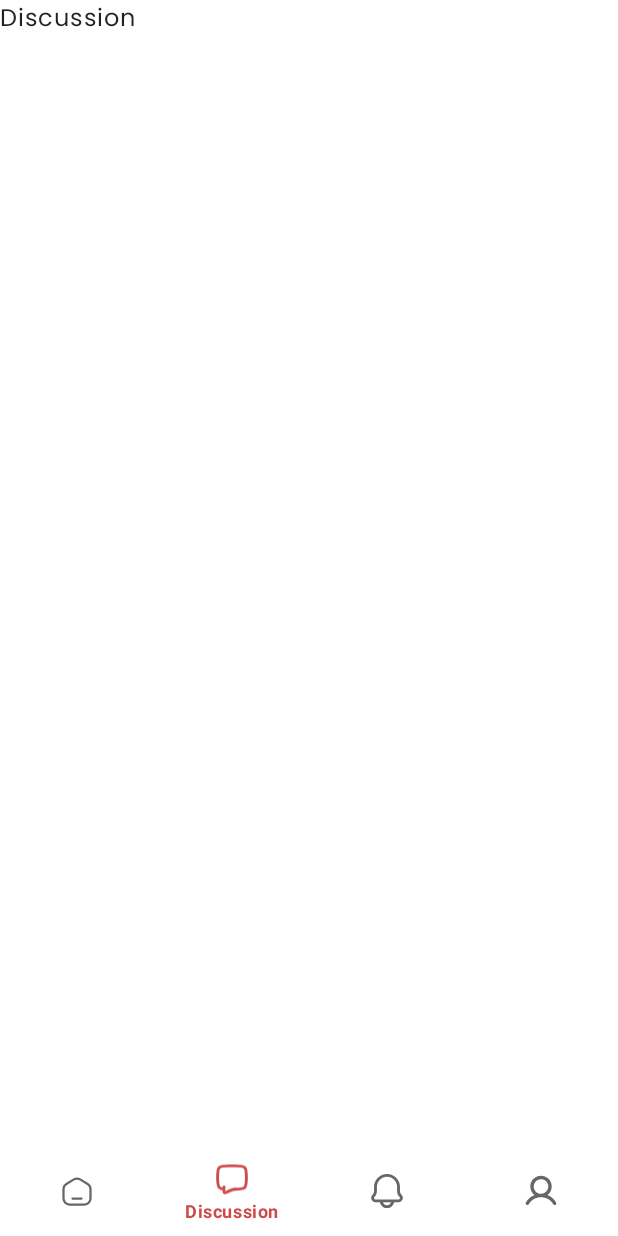
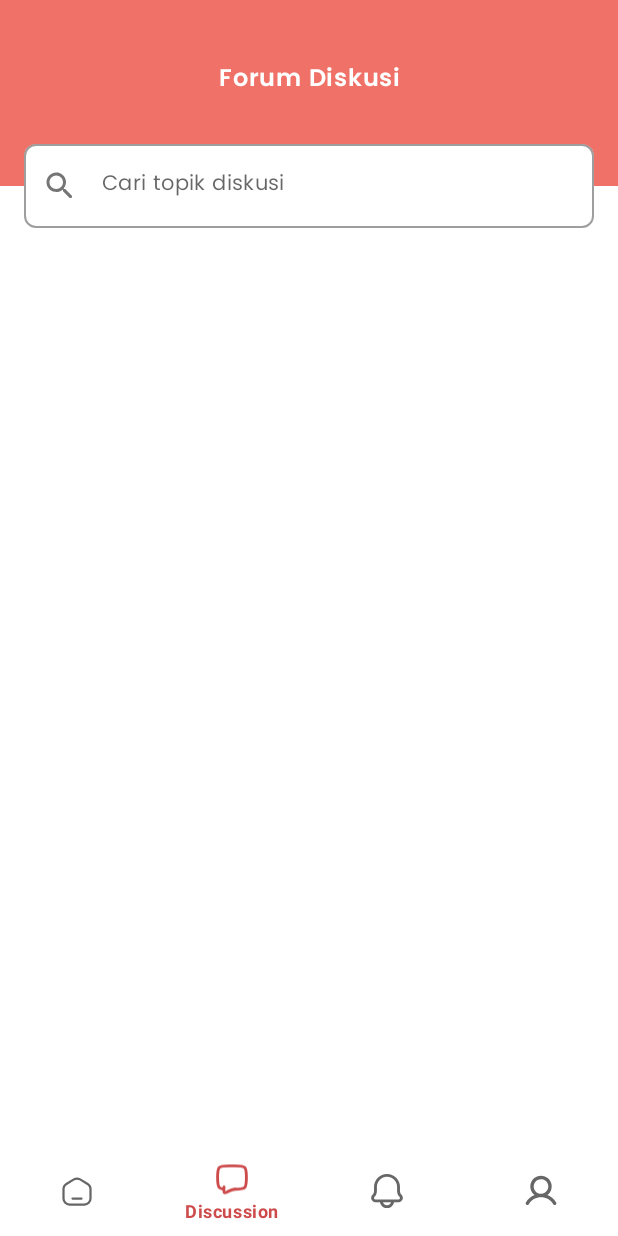
Before and after one commit to wiryadev/SiavoUNJ, an Android app built with Jetpack Compose: the DiscussionFragment screen opened through its navigation route, on a phone screen of 412 x 824 dp. Before the commit the screen is almost empty. Run offline under Robolectric (Android 15) with nearby library versions, the phone set to English and light mode, and no system bars; our stand-ins replace constraintlayout-compose, navigation-ui.

Commit message:
create discussion header

```diff
--- a/app/src/main/java/com/wiryadev/siavounj/ui/components/SearchBar.kt
+++ b/app/src/main/java/com/wiryadev/siavounj/ui/components/SearchBar.kt
@@ -4,10 +4,7 @@ import androidx.compose.foundation.background
 import androidx.compose.foundation.layout.Box
 import androidx.compose.foundation.layout.fillMaxWidth
 import androidx.compose.foundation.layout.padding
-import androidx.compose.material.Icon
-import androidx.compose.material.MaterialTheme
-import androidx.compose.material.OutlinedTextField
-import androidx.compose.material.Text
+import androidx.compose.material.*
 import androidx.compose.material.icons.Icons
 import androidx.compose.material.icons.rounded.Search
 import androidx.compose.runtime.Composable
@@ -22,15 +19,15 @@ import com.wiryadev.siavounj.ui.theme.SiavoUNJTheme
 fun SearchBar(
     query: String,
     onQueryChange: (String) -> Unit,
-    label: String,
+    placeholder: String,
     modifier: Modifier = Modifier,
 ) {
     OutlinedTextField(
         value = query,
         onValueChange = onQueryChange,
-        label = {
+        placeholder = {
             Text(
-                text = label,
+                text = placeholder,
                 style = MaterialTheme.typography.body2,
             )
         },
@@ -42,6 +39,9 @@ fun SearchBar(
                 contentDescription = null,
             )
         },
+        colors = TextFieldDefaults.outlinedTextFieldColors(
+            backgroundColor = MaterialTheme.colors.background,
+        )
     )
 }
 
@@ -57,7 +57,7 @@ fun SearchBarPreview() {
             SearchBar(
                 query = "",
                 onQueryChange = {},
-                label = stringResource(R.string.find_discussion_topic),
+                placeholder = stringResource(R.string.find_discussion_topic),
             )
         }
     }
--- a/app/src/main/java/com/wiryadev/siavounj/ui/screens/discussion/DiscussionFragment.kt
+++ b/app/src/main/java/com/wiryadev/siavounj/ui/screens/discussion/DiscussionFragment.kt
@@ -4,8 +4,6 @@ import android.os.Bundle
 import android.view.LayoutInflater
 import android.view.View
 import android.view.ViewGroup
-import androidx.compose.material.Surface
-import androidx.compose.material.Text
 import androidx.compose.ui.platform.ComposeView
 import androidx.fragment.app.Fragment
 import com.wiryadev.siavounj.ui.theme.SiavoUNJTheme
@@ -20,9 +18,7 @@ class DiscussionFragment : Fragment() {
         return ComposeView(requireContext()).apply {
             setContent {
                 SiavoUNJTheme {
-                    Surface {
-                        Text(text = "Discussion")
-                    }
+                    DiscussionScreen()
                 }
             }
         }
--- /dev/null
+++ b/app/src/main/java/com/wiryadev/siavounj/ui/screens/discussion/DiscussionScreen.kt
@@ -0,0 +1,79 @@
+package com.wiryadev.siavounj.ui.screens.discussion
+
+import androidx.compose.foundation.background
+import androidx.compose.foundation.layout.*
+import androidx.compose.material.Text
+import androidx.compose.runtime.Composable
+import androidx.compose.ui.Modifier
+import androidx.compose.ui.graphics.Color
+import androidx.compose.ui.res.stringResource
+import androidx.compose.ui.text.style.TextAlign
+import androidx.compose.ui.unit.dp
+import androidx.constraintlayout.compose.ConstraintLayout
+import androidx.constraintlayout.compose.Dimension
+import com.wiryadev.siavounj.R
+import com.wiryadev.siavounj.ui.components.SearchBar
+import com.wiryadev.siavounj.ui.theme.Debutante500
+import com.wiryadev.siavounj.ui.theme.body1SemiBold
+
+@Composable
+fun DiscussionScreen(
+    modifier: Modifier = Modifier,
+) {
+    Column(
+        modifier = Modifier.fillMaxWidth(),
+    ) {
+        DiscussionHeader()
+    }
+}
+
+@Composable
+fun DiscussionHeader(
+    modifier: Modifier = Modifier,
+) {
+    ConstraintLayout(
+        modifier = modifier.fillMaxWidth()
+    ) {
+        val (
+            background,
+            title,
+            searchbar,
+        ) = createRefs()
+
+        Box(
+            modifier = Modifier
+                .background(color = Debutante500)
+                .height(124.dp)
+                .constrainAs(background) {
+                    top.linkTo(parent.top)
+                    start.linkTo(parent.start)
+                    end.linkTo(parent.end)
+                    width = Dimension.matchParent
+                },
+        )
+
+        Text(
+            text = "Forum Diskusi",
+            style = body1SemiBold,
+            color = Color.White,
+            textAlign = TextAlign.Center,
+            modifier = Modifier.constrainAs(title) {
+                top.linkTo(parent.top, margin = 40.dp)
+                centerHorizontallyTo(parent)
+            }
+        )
+
+        SearchBar(
+            query = "",
+            onQueryChange = {},
+            placeholder = stringResource(id = R.string.find_discussion_topic),
+            modifier = Modifier
+                .padding(horizontal = 16.dp)
+                .constrainAs(searchbar) {
+                    top.linkTo(background.bottom)
+                    bottom.linkTo(background.bottom)
+                    centerHorizontallyTo(parent)
+                }
+        )
+    }
+}
```
